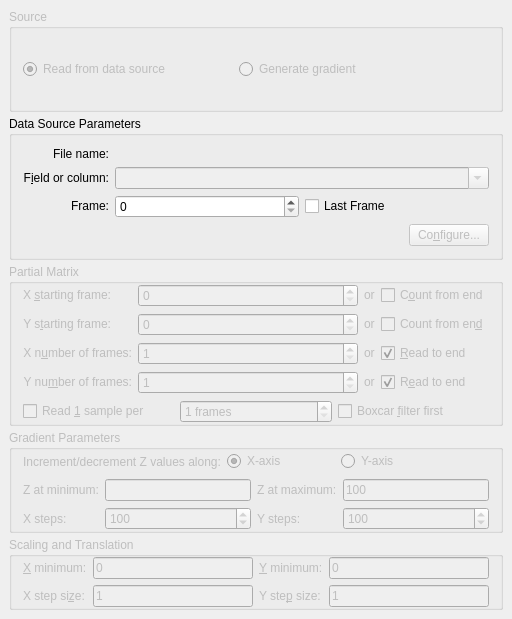
First picture: the form in src/libkstapp/matrixtab.ui, repository Kst-plot/kst, before the edit.
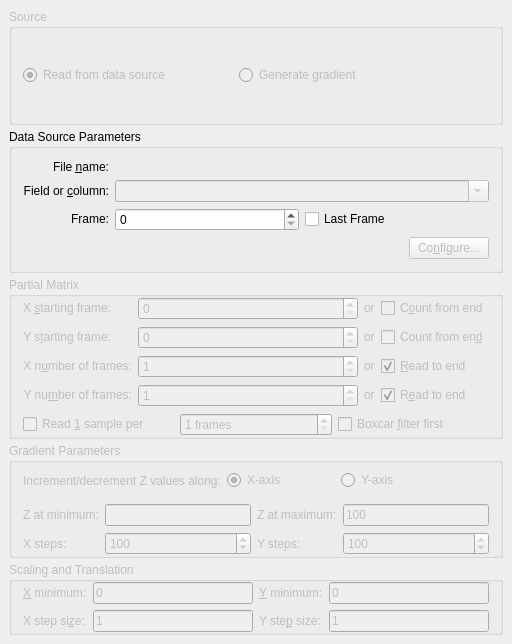
Second picture: the form after the edit. Custom widgets are drawn as their Qt base class.

Diff of the .ui file:
```diff
--- a/src/libkstapp/matrixtab.ui
+++ b/src/libkstapp/matrixtab.ui
@@ -7,7 +7,7 @@
     <x>0</x>
     <y>0</y>
     <width>512</width>
-    <height>619</height>
+    <height>644</height>
    </rect>
   </property>
   <layout class="QGridLayout">
@@ -767,7 +767,7 @@
          </sizepolicy>
         </property>
         <property name="text">
-         <string>File name:</string>
+         <string>File &amp;name:</string>
         </property>
         <property name="alignment">
          <set>Qt::AlignRight|Qt::AlignTrailing|Qt::AlignVCenter</set>
@@ -792,7 +792,7 @@
          </sizepolicy>
         </property>
         <property name="text">
-         <string>F&amp;ield or column:</string>
+         <string>Field or &amp;column:</string>
         </property>
         <property name="alignment">
          <set>Qt::AlignRight|Qt::AlignTrailing|Qt::AlignVCenter</set>
```
Left out of the diff: 12 changed lines with no effect on the pictures.
